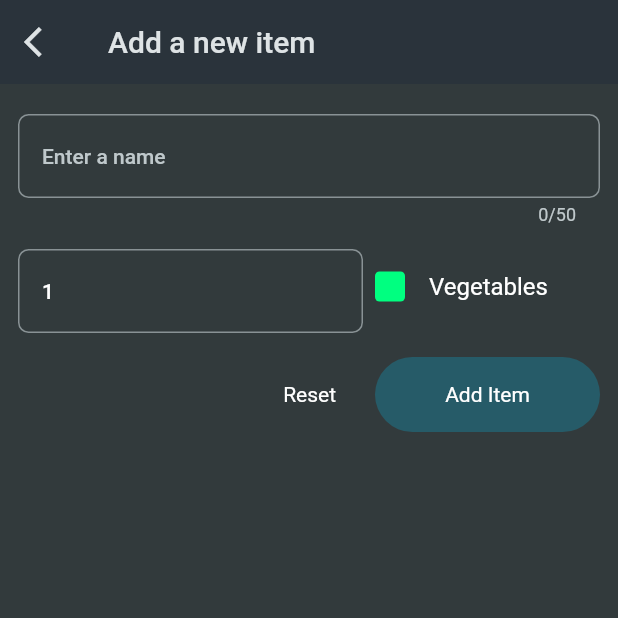
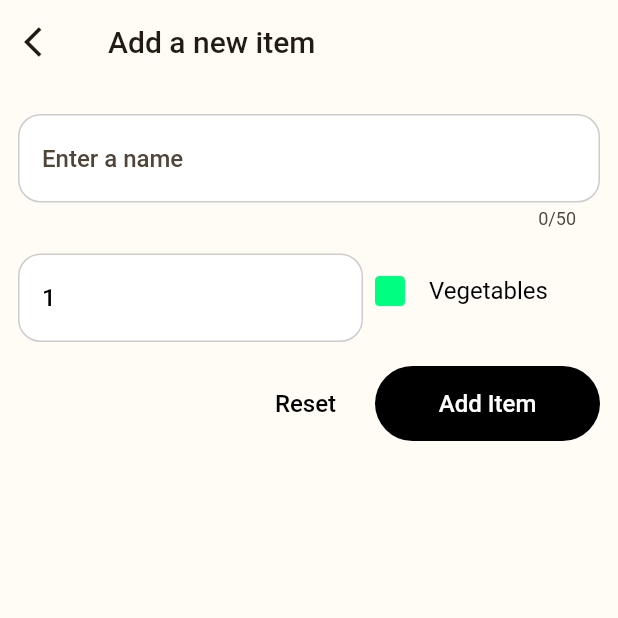
Before and after one commit to dayojiboye/shopping-list, a Flutter app: the screen it shows after launch, after a tap on the "add" icon, on a phone screen of 412 x 824 dp, the top half of it. Run offline on Flutter 3.47's test engine with Material 2 defaults, Android fonts, the phone set to English and light mode, and no system bars; network calls fail.

Commit message:
feat: changed team and added more customizations

```diff
--- a/lib/main.dart
+++ b/lib/main.dart
@@ -16,15 +16,22 @@ class MyApp extends StatelessWidget {
   Widget build(BuildContext context) {
     return MaterialApp(
       title: 'Flutter Groceries',
-      theme: ThemeData.dark().copyWith(
+      debugShowCheckedModeBanner: false,
+      theme: ThemeData.light().copyWith(
         useMaterial3: true,
         colorScheme: ColorScheme.fromSeed(
-          seedColor: const Color.fromARGB(255, 147, 229, 250),
-          brightness: Brightness.dark,
-          surface: const Color.fromARGB(255, 42, 51, 59),
+          seedColor: const Color(0xffFFDDB3),
+          surface: const Color(0xfffffbf5),
         ),
-        scaffoldBackgroundColor: const Color.fromARGB(255, 50, 58, 60),
-        appBarTheme: const AppBarTheme(centerTitle: false),
+        textTheme: Theme.of(context).textTheme.apply(
+              bodyColor: Colors.black,
+              displayColor: Colors.black,
+            ),
+        scaffoldBackgroundColor: const Color(0xfffffbf5),
+        appBarTheme: const AppBarTheme(
+          centerTitle: false,
+          surfaceTintColor: Colors.transparent,
+        ),
         splashFactory: NoSplash.splashFactory,
         splashColor: Colors.transparent,
         highlightColor: Colors.transparent,
--- a/lib/screens/grocery.dart
+++ b/lib/screens/grocery.dart
@@ -151,6 +151,7 @@ class _GroceryScreenState extends State<GroceryScreen> {
           onRemoveItem: (GroceryItem item) {
             _removeItem(context, item);
           },
+          onRefresh: _loadItems,
         );
 
       default:
--- a/lib/screens/new_item.dart
+++ b/lib/screens/new_item.dart
@@ -82,7 +82,9 @@ class _NewItemScreenState extends State<NewItemScreen> {
 
   @override
   Widget build(BuildContext context) {
-    return Scaffold(
+    return GestureDetector(
+      onTap: () => FocusManager.instance.primaryFocus?.unfocus(),
+      child: Scaffold(
         appBar: AppBar(
           title: const Text("Add a new item"),
           leading: TouchableOpacity(
@@ -97,6 +99,7 @@ class _NewItemScreenState extends State<NewItemScreen> {
           padding: const EdgeInsets.symmetric(vertical: 20, horizontal: 12),
           child: Form(
             key: _formKey,
+            autovalidateMode: AutovalidateMode.onUserInteraction,
             child: Column(
               children: [
                 AppTextFormField(
@@ -159,7 +162,8 @@ class _NewItemScreenState extends State<NewItemScreen> {
                       onTap: () {
                         _formKey.currentState!.reset();
                         setState(() {
-                        _selectedCategory = categories[Categories.vegetables]!;
+                          _selectedCategory =
+                              categories[Categories.vegetables]!;
                         });
                       },
                       disabled: _isSending,
@@ -169,13 +173,15 @@ class _NewItemScreenState extends State<NewItemScreen> {
                     TouchableOpacity(
                       onTap: _saveItem,
                       disabled: _isSending,
-                    child: _isSending
-                        ? const SizedBox(
-                            height: 16,
-                            width: 16,
-                            child: AppProgressIndicator(),
-                          )
-                        : const Text("Add Item"),
+                      loading: _isSending,
+                      child: const Text(
+                        "Add Item",
+                        style: TextStyle(
+                          color: Colors.white,
+                          fontSize: 16,
+                          fontWeight: FontWeight.w500,
+                        ),
+                      ),
                     )
                   ],
                 ),
@@ -183,6 +189,7 @@ class _NewItemScreenState extends State<NewItemScreen> {
             ),
           ),
         ),
+      ),
     );
   }
 }
--- a/lib/widgets/app_progress_indicator.dart
+++ b/lib/widgets/app_progress_indicator.dart
@@ -8,14 +8,14 @@ class AppProgressIndicator extends StatelessWidget {
     super.key,
     this.radius = 10,
     this.animating = true,
-    this.color = Colors.white,
-    this.backgroundColor,
+    this.color = Colors.black,
+    this.backgroundColor = Colors.white,
   });
 
   final double radius;
   final bool animating;
   final Color color;
-  final Color? backgroundColor;
+  final Color backgroundColor;
 
   @override
   Widget build(BuildContext context) {
--- a/lib/widgets/app_text_button.dart
+++ b/lib/widgets/app_text_button.dart
@@ -40,7 +40,12 @@ class AppTextButton extends StatelessWidget {
       decoration: const BoxDecoration(),
       child: Text(
         text,
-        style: textStyle,
+        style: textStyle ??
+            const TextStyle(
+              color: Colors.black,
+              fontSize: 16,
+              fontWeight: FontWeight.w500,
+            ),
       ),
     );
   }
--- a/lib/widgets/app_text_form_field.dart
+++ b/lib/widgets/app_text_form_field.dart
@@ -34,6 +34,8 @@ class AppTextFormField extends StatelessWidget {
   final String? label;
   final String? initialValue;
 
+  final double radius = 15;
+
   @override
   Widget build(BuildContext context) {
     return TextFormField(
@@ -43,13 +45,13 @@ class AppTextFormField extends StatelessWidget {
       textInputAction: textInputAction,
       maxLength: maxLength,
       textCapitalization: textCapitalization,
-      style: const TextStyle(fontSize: 14),
+      style: const TextStyle(fontSize: 16),
       initialValue: initialValue,
       decoration: decoration ??
           InputDecoration(
             label: label != null ? Text(label!) : null,
             hintText: hintText,
-            hintStyle: const TextStyle(fontSize: 14),
+            hintStyle: const TextStyle(fontSize: 16),
             prefixIcon: prefixIcon,
             suffixIcon: suffixIcon,
             prefix: const Padding(padding: EdgeInsets.only(left: 12)),
@@ -58,10 +60,30 @@ class AppTextFormField extends StatelessWidget {
               top: 20,
               right: 12,
             ),
-            border: const OutlineInputBorder(
+            border: OutlineInputBorder(
               borderRadius: BorderRadius.all(
-                Radius.circular(7),
+                Radius.circular(radius),
               ),
+            ),
+            filled: true,
+            fillColor: Colors.white,
+            enabledBorder: OutlineInputBorder(
+              borderSide: const BorderSide(
+                color: Color(0xffcccccc),
+                width: 1,
+              ),
+              borderRadius: BorderRadius.circular(radius),
+            ),
+            errorBorder: OutlineInputBorder(
+              borderSide: const BorderSide(
+                color: Color.fromARGB(255, 197, 46, 35),
+                width: 2.0,
+              ),
+              borderRadius: BorderRadius.circular(radius),
+            ),
+            focusedBorder: OutlineInputBorder(
+              borderSide: const BorderSide(color: Colors.black, width: 2.0),
+              borderRadius: BorderRadius.circular(radius),
             ),
           ),
       validator: validator,
--- a/lib/widgets/categories_button.dart
+++ b/lib/widgets/categories_button.dart
@@ -23,6 +23,7 @@ class CategoriesButton extends StatefulWidget {
 
 class _CategoriesButtonState extends State<CategoriesButton> {
   void _openCategoriesBottomsheet() {
+    FocusManager.instance.primaryFocus?.unfocus();
     CustomBottomsheet(
       context: context,
       child: Expanded(
@@ -37,7 +38,7 @@ class _CategoriesButtonState extends State<CategoriesButton> {
                     },
                     width: double.infinity,
                     height: null,
-                    padding: const EdgeInsets.symmetric(vertical: 10),
+                    padding: const EdgeInsets.symmetric(vertical: 5),
                     decoration: const BoxDecoration(),
                     child: ListTile(
                       leading: CategoryColorTag(color: category.value.color),
--- a/lib/widgets/grocery_list.dart
+++ b/lib/widgets/grocery_list.dart
@@ -3,15 +3,24 @@ import 'package:shopping_list/models/grocery_item.dart';
 import 'package:shopping_list/widgets/category_color_tag.dart';
 
 class GroceryList extends StatelessWidget {
-  const GroceryList(
-      {super.key, required this.groceryItems, required this.onRemoveItem});
+  const GroceryList({
+    super.key,
+    required this.groceryItems,
+    required this.onRemoveItem,
+    this.onRefresh,
+  });
 
   final List<GroceryItem> groceryItems;
   final void Function(GroceryItem item) onRemoveItem;
+  final void Function()? onRefresh;
 
   @override
   Widget build(BuildContext context) {
-    return ListView.builder(
+    return RefreshIndicator(
+      onRefresh: () {
+        return Future(() => onRefresh!());
+      },
+      child: ListView.builder(
         itemCount: groceryItems.length,
         itemBuilder: (context, index) => Dismissible(
           key: ValueKey(groceryItems[index].id),
@@ -20,7 +29,8 @@ class GroceryList extends StatelessWidget {
           },
           background: Container(color: Colors.red),
           child: ListTile(
-          leading: CategoryColorTag(color: groceryItems[index].category.color),
+            leading:
+                CategoryColorTag(color: groceryItems[index].category.color),
             title: Text(
               groceryItems[index].name,
               style: const TextStyle(fontSize: 20),
@@ -31,6 +41,7 @@ class GroceryList extends StatelessWidget {
             ),
           ),
         ),
+      ),
     );
   }
 }
--- a/lib/widgets/touchable_opacity.dart
+++ b/lib/widgets/touchable_opacity.dart
@@ -1,4 +1,5 @@
 import 'package:flutter/material.dart';
+import 'package:shopping_list/widgets/app_progress_indicator.dart';
 
 class TouchableOpacity extends StatefulWidget {
   const TouchableOpacity({
@@ -13,10 +14,11 @@ class TouchableOpacity extends StatefulWidget {
     Key? key,
     this.behavior = HitTestBehavior.opaque,
     this.disabled = false,
+    this.loading = false,
     this.onTapDown,
     this.onTapUp,
     this.onTapCancel,
-    this.backgroundColor = const Color(0xff265B68),
+    this.backgroundColor = Colors.black,
   }) : super(key: key);
 
   final Widget child;
@@ -33,6 +35,7 @@ class TouchableOpacity extends StatefulWidget {
   final VoidCallback? onTapUp;
   final VoidCallback? onTapCancel;
   final Color backgroundColor;
+  final bool loading;
 
   @override
   State<TouchableOpacity> createState() => _TouchableOpacityState();
@@ -47,7 +50,7 @@ class _TouchableOpacityState extends State<TouchableOpacity> {
       child: GestureDetector(
         behavior: widget.behavior,
         onTapDown: (tapDownDetails) {
-          if (widget.disabled) {
+          if (widget.disabled || widget.loading) {
             return;
           }
 
@@ -77,8 +80,9 @@ class _TouchableOpacityState extends State<TouchableOpacity> {
             widget.onTapCancel!();
           }
         },
-        onTap: widget.disabled ? null : widget.onTap,
-        onLongPress: widget.disabled ? null : widget.onLongPress,
+        onTap: widget.disabled || widget.loading ? null : widget.onTap,
+        onLongPress:
+            widget.disabled || widget.loading ? null : widget.onLongPress,
         child: AnimatedOpacity(
           opacity: isTappedDown ? 0.6 : 1.0,
           duration: const Duration(milliseconds: 250),
@@ -93,11 +97,22 @@ class _TouchableOpacityState extends State<TouchableOpacity> {
                   ),
                 ),
             padding: widget.padding,
-            child: widget.isCentered
-                ? Center(
-                    child: widget.child,
+            child: widget.loading
+                ? const Center(
+                    child: SizedBox(
+                      height: 16,
+                      width: 16,
+                      child: AppProgressIndicator(
+                        color: Colors.white,
+                        backgroundColor: Colors.black,
+                      ),
+                    ),
                   )
-                : widget.child,
+                : widget.isCentered
+                    ? Center(
+                        child: widget.child,
+                      )
+                    : widget.child,
           ),
         ),
       ),
```
Lines whose indentation alone changed are shown as unchanged.
